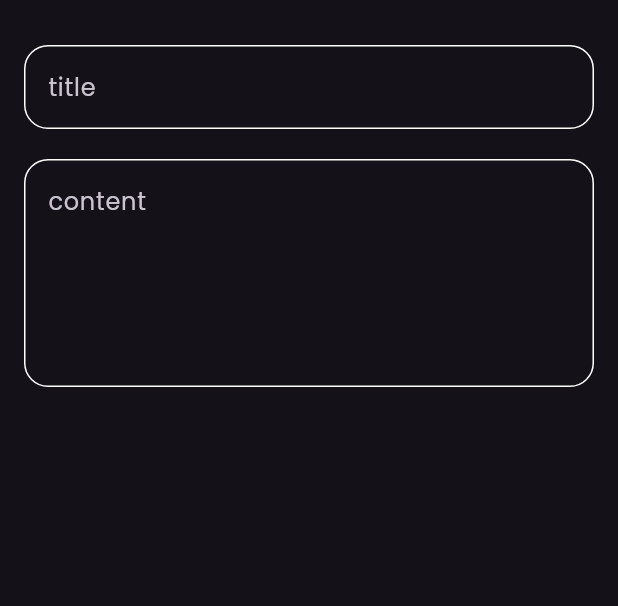
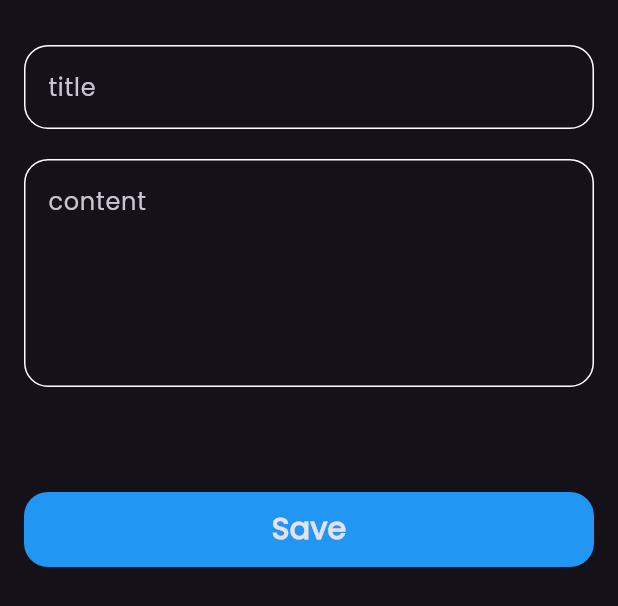
Before and after one commit to eNgMu77/note_app, a Flutter app: the AddNoteBottomSheet widget shown alone on an empty page, opened directly, on a phone screen of 412 x 824 dp. Shown: the top 606 px of the screen. Run offline on Flutter 3.47's test engine with Material 3 defaults, Android fonts, the phone set to English and light mode, and no system bars.

Commit message:
finish notes bottom sheet

```diff
--- a/lib/views/widgets/add_notes_bottom_sheet.dart
+++ b/lib/views/widgets/add_notes_bottom_sheet.dart
@@ -1,4 +1,6 @@
 import 'package:flutter/material.dart';
+
+import 'package:note_app/views/widgets/custom_button.dart';
 import 'package:note_app/views/widgets/custom_text_field.dart';
 
 class AddNoteBottomSheet extends StatelessWidget {
@@ -6,15 +8,18 @@ class AddNoteBottomSheet extends StatelessWidget {
 
   @override
   Widget build(BuildContext context) {
-    return Container(
-      child: Padding(
-        padding: const EdgeInsets.symmetric(horizontal: 16),
+    return Padding(
+      padding: const EdgeInsets.symmetric(horizontal: 16),
+      child: SingleChildScrollView(
         child: Column(
-          children:const [
+          children: const [
             SizedBox(height: 30),
             CustomTextField(hint: 'title'),
             SizedBox(height: 20),
-            CustomTextField(hint: 'content',maxLine: 5,),
+            CustomTextField(hint: 'content', maxLine: 5),
+            SizedBox(height: 70),
+            CustomButton(),
+            SizedBox(height: 25),
           ],
         ),
       ),
--- /dev/null
+++ b/lib/views/widgets/custom_button.dart
@@ -0,0 +1,24 @@
+import 'package:flutter/material.dart';
+import 'package:note_app/constant.dart';
+
+class CustomButton extends StatelessWidget {
+  const CustomButton({super.key});
+
+  @override
+  Widget build(BuildContext context) {
+    return Container(
+      height: 50,
+      width: MediaQuery.of(context).size.width,
+      decoration: BoxDecoration(
+        color: kPrimaryColor,
+        borderRadius: BorderRadius.circular(16),
+      ),
+      child: Center(
+        child: Text(
+          'Save',
+          style: TextStyle(fontSize: 20, fontWeight: FontWeight.bold),
+        ),
+      ),
+    );
+  }
+}
```
